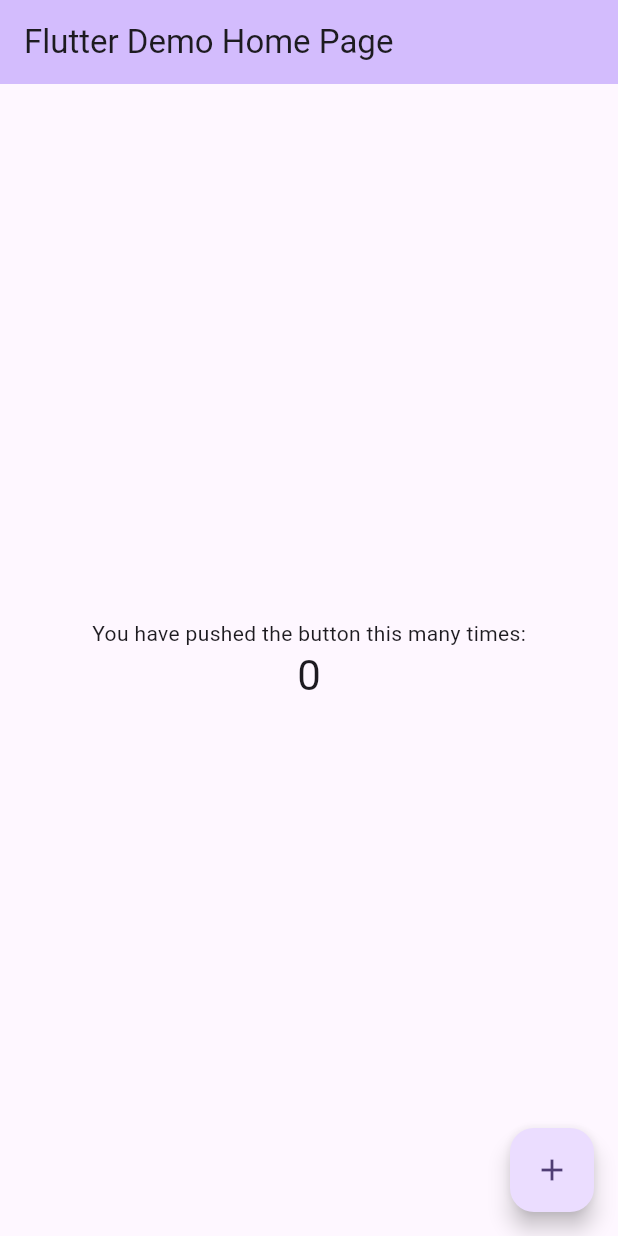
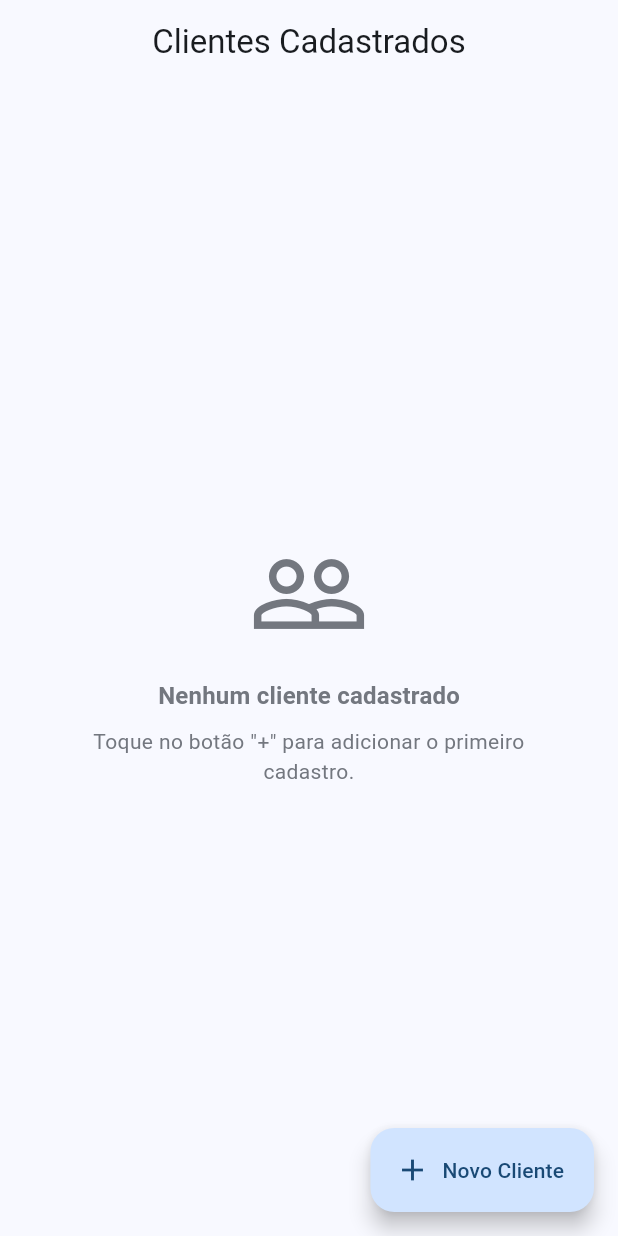
Before and after one commit to LuccaBN/chappFlutter, a Flutter app: the screen it shows after launch, on a phone screen of 412 x 824 dp. Run offline on Flutter 3.47's test engine with Material 3 defaults, Android fonts, the phone set to English and light mode, and no system bars.

Commit message:
feat: cria tela de listagem de clientes com exclusao

```diff
--- a/lib/main.dart
+++ b/lib/main.dart
@@ -1,122 +1,30 @@
 import 'package:flutter/material.dart';
+import 'package:provider/provider.dart';
+import 'providers/cliente_provider.dart';
+import 'screens/listagem_screen.dart';
 
 void main() {
-  runApp(const MyApp());
+  runApp(
+    ChangeNotifierProvider(
+      create: (_) => ClienteProvider(),
+      child: const MyApp(),
+    ),
+  );
 }
 
 class MyApp extends StatelessWidget {
   const MyApp({super.key});
 
-  // This widget is the root of your application.
   @override
   Widget build(BuildContext context) {
     return MaterialApp(
-      title: 'Flutter Demo',
+      title: 'Cadastro de Clientes',
+      debugShowCheckedModeBanner: false,
       theme: ThemeData(
-        // This is the theme of your application.
-        //
-        // TRY THIS: Try running your application with "flutter run". You'll see
-        // the application has a purple toolbar. Then, without quitting the app,
-        // try changing the seedColor in the colorScheme below to Colors.green
-        // and then invoke "hot reload" (save your changes or press the "hot
-        // reload" button in a Flutter-supported IDE, or press "r" if you used
-        // the command line to start the app).
-        //
-        // Notice that the counter didn't reset back to zero; the application
-        // state is not lost during the reload. To reset the state, use hot
-        // restart instead.
-        //
-        // This works for code too, not just values: Most code changes can be
-        // tested with just a hot reload.
-        colorScheme: .fromSeed(seedColor: Colors.deepPurple),
+        colorSchemeSeed: Colors.blue,
+        useMaterial3: true,
       ),
-      home: const MyHomePage(title: 'Flutter Demo Home Page'),
+      home: const ListagemScreen(),
     );
   }
 }
-
-class MyHomePage extends StatefulWidget {
-  const MyHomePage({super.key, required this.title});
-
-  // This widget is the home page of your application. It is stateful, meaning
-  // that it has a State object (defined below) that contains fields that affect
-  // how it looks.
-
-  // This class is the configuration for the state. It holds the values (in this
-  // case the title) provided by the parent (in this case the App widget) and
-  // used by the build method of the State. Fields in a Widget subclass are
-  // always marked "final".
-
-  final String title;
-
-  @override
-  State<MyHomePage> createState() => _MyHomePageState();
-}
-
-class _MyHomePageState extends State<MyHomePage> {
-  int _counter = 0;
-
-  void _incrementCounter() {
-    setState(() {
-      // This call to setState tells the Flutter framework that something has
-      // changed in this State, which causes it to rerun the build method below
-      // so that the display can reflect the updated values. If we changed
-      // _counter without calling setState(), then the build method would not be
-      // called again, and so nothing would appear to happen.
-      _counter++;
-    });
-  }
-
-  @override
-  Widget build(BuildContext context) {
-    // This method is rerun every time setState is called, for instance as done
-    // by the _incrementCounter method above.
-    //
-    // The Flutter framework has been optimized to make rerunning build methods
-    // fast, so that you can just rebuild anything that needs updating rather
-    // than having to individually change instances of widgets.
-    return Scaffold(
-      appBar: AppBar(
-        // TRY THIS: Try changing the color here to a specific color (to
-        // Colors.amber, perhaps?) and trigger a hot reload to see the AppBar
-        // change color while the other colors stay the same.
-        backgroundColor: Theme.of(context).colorScheme.inversePrimary,
-        // Here we take the value from the MyHomePage object that was created by
-        // the App.build method, and use it to set our appbar title.
-        title: Text(widget.title),
-      ),
-      body: Center(
-        // Center is a layout widget. It takes a single child and positions it
-        // in the middle of the parent.
-        child: Column(
-          // Column is also a layout widget. It takes a list of children and
-          // arranges them vertically. By default, it sizes itself to fit its
-          // children horizontally, and tries to be as tall as its parent.
-          //
-          // Column has various properties to control how it sizes itself and
-          // how it positions its children. Here we use mainAxisAlignment to
-          // center the children vertically; the main axis here is the vertical
-          // axis because Columns are vertical (the cross axis would be
-          // horizontal).
-          //
-          // TRY THIS: Invoke "debug painting" (choose the "Toggle Debug Paint"
-          // action in the IDE, or press "p" in the console), to see the
-          // wireframe for each widget.
-          mainAxisAlignment: .center,
-          children: [
-            const Text('You have pushed the button this many times:'),
-            Text(
-              '$_counter',
-              style: Theme.of(context).textTheme.headlineMedium,
-            ),
-          ],
-        ),
-      ),
-      floatingActionButton: FloatingActionButton(
-        onPressed: _incrementCounter,
-        tooltip: 'Increment',
-        child: const Icon(Icons.add),
-      ),
-    );
-  }
-}
--- /dev/null
+++ b/lib/screens/listagem_screen.dart
@@ -0,0 +1,145 @@
+import 'package:flutter/material.dart';
+import 'package:provider/provider.dart';
+import '../models/cliente.dart';
+import '../providers/cliente_provider.dart';
+import 'formulario_screen.dart';
+
+class ListagemScreen extends StatelessWidget {
+  const ListagemScreen({super.key});
+
+  /// Exibe um diálogo de confirmação antes de excluir o cliente.
+  void _confirmarExclusao(BuildContext context, Cliente cliente) {
+    showDialog(
+      context: context,
+      builder: (ctx) => AlertDialog(
+        title: const Text('Excluir Cliente'),
+        content: Text('Deseja realmente remover "${cliente.nome}"?'),
+        actions: [
+          TextButton(
+            onPressed: () => Navigator.of(ctx).pop(),
+            child: const Text('Cancelar'),
+          ),
+          ElevatedButton(
+            style: ElevatedButton.styleFrom(
+              backgroundColor: Theme.of(context).colorScheme.error,
+              foregroundColor: Theme.of(context).colorScheme.onError,
+            ),
+            onPressed: () {
+              context.read<ClienteProvider>().removerCliente(cliente.id);
+              Navigator.of(ctx).pop();
+              ScaffoldMessenger.of(context).showSnackBar(
+                SnackBar(
+                  content: Text('Cliente "${cliente.nome}" removido.'),
+                  behavior: SnackBarBehavior.floating,
+                ),
+              );
+            },
+            child: const Text('Excluir'),
+          ),
+        ],
+      ),
+    );
+  }
+
+  @override
+  Widget build(BuildContext context) {
+    return Scaffold(
+      appBar: AppBar(
+        title: const Text('Clientes Cadastrados'),
+        centerTitle: true,
+      ),
+      body: Consumer<ClienteProvider>(
+        builder: (context, clienteProvider, _) {
+          final clientes = clienteProvider.clientes;
+
+          if (clientes.isEmpty) {
+            return Center(
+              child: Padding(
+                padding: const EdgeInsets.all(32.0),
+                child: Column(
+                  mainAxisAlignment: MainAxisAlignment.center,
+                  children: [
+                    Icon(
+                      Icons.people_outline,
+                      size: 80,
+                      color: Theme.of(context).colorScheme.outline,
+                    ),
+                    const SizedBox(height: 16),
+                    Text(
+                      'Nenhum cliente cadastrado',
+                      style: Theme.of(context).textTheme.titleMedium?.copyWith(
+                            color: Theme.of(context).colorScheme.outline,
+                            fontWeight: FontWeight.bold,
+                          ),
+                    ),
+                    const SizedBox(height: 8),
+                    Text(
+                      'Toque no botão "+" para adicionar o primeiro cadastro.',
+                      textAlign: TextAlign.center,
+                      style: Theme.of(context).textTheme.bodyMedium?.copyWith(
+                            color: Theme.of(context).colorScheme.outline,
+                          ),
+                    ),
+                  ],
+                ),
+              ),
+            );
+          }
+
+          return ListView.builder(
+            itemCount: clientes.length,
+            padding: const EdgeInsets.symmetric(vertical: 8.0),
+            itemBuilder: (context, index) {
+              final cliente = clientes[index];
+              return Card(
+                margin: const EdgeInsets.symmetric(horizontal: 16.0, vertical: 4.0),
+                child: ListTile(
+                  leading: CircleAvatar(
+                    child: Text(
+                      cliente.nome.isNotEmpty ? cliente.nome[0].toUpperCase() : '?',
+                    ),
+                  ),
+                  title: Text(
+                    cliente.nome,
+                    style: const TextStyle(fontWeight: FontWeight.w600),
+                  ),
+                  subtitle: Text(
+                    '${cliente.cidade} - ${cliente.uf}\n${cliente.telefone}',
+                  ),
+                  isThreeLine: true,
+                  onTap: () {
+                    Navigator.push(
+                      context,
+                      MaterialPageRoute(
+                        builder: (_) => FormularioScreen(cliente: cliente),
+                      ),
+                    );
+                  },
+                  trailing: IconButton(
+                    icon: Icon(
+                      Icons.delete_outline,
+                      color: Theme.of(context).colorScheme.error,
+                    ),
+                    onPressed: () => _confirmarExclusao(context, cliente),
+                  ),
+                ),
+              );
+            },
+          );
+        },
+      ),
+      floatingActionButton: FloatingActionButton.extended(
+        onPressed: () {
+          Navigator.push(
+            context,
+            MaterialPageRoute(
+              builder: (_) => const FormularioScreen(),
+            ),
+          );
+        },
+        icon: const Icon(Icons.add),
+        label: const Text('Novo Cliente'),
+      ),
+    );
+  }
+}
```
